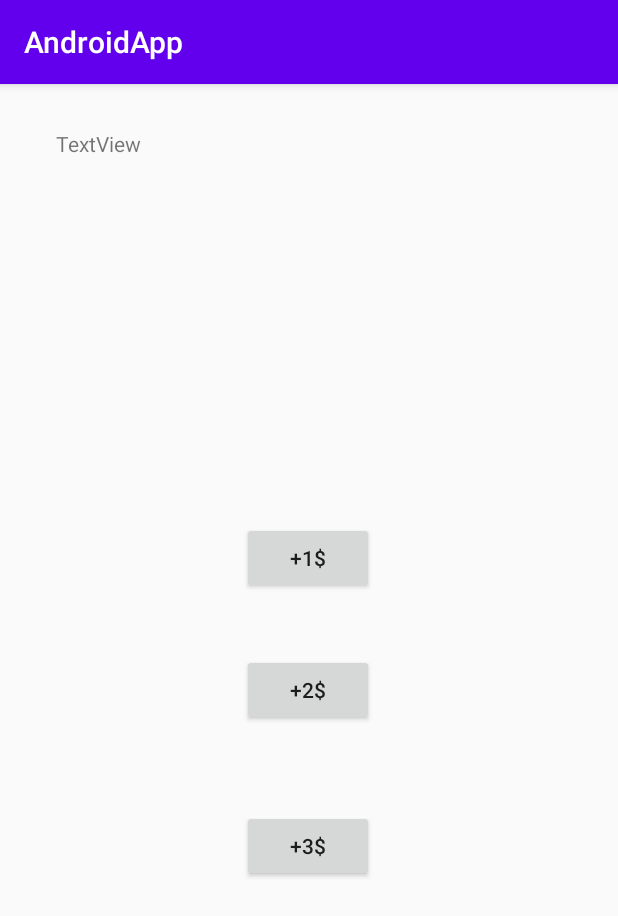
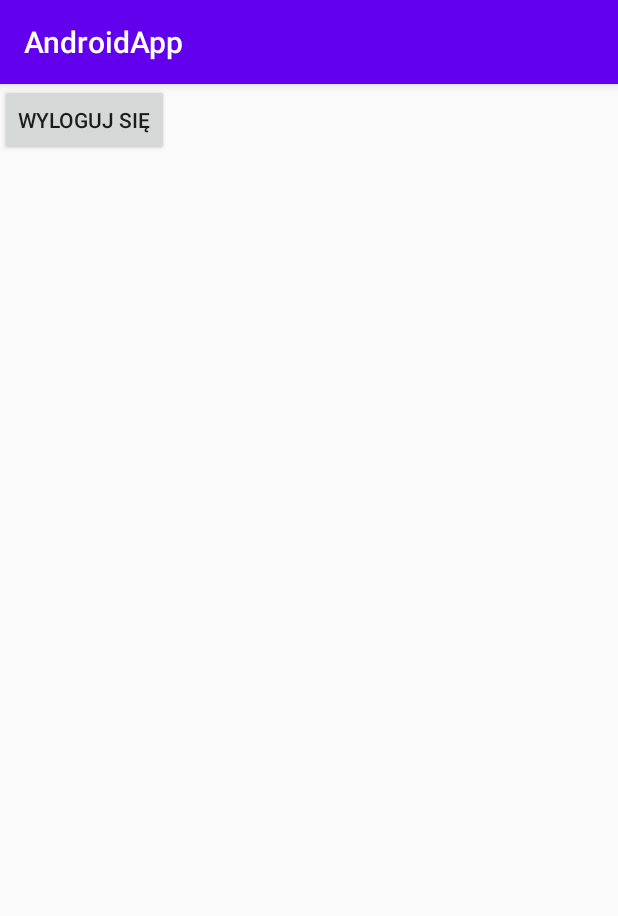
Before and after one commit to Michalas-Jomi/AndroidApp, an Android app: the UserProfile screen opened directly, with no data from a screen before it, on a phone screen of 412 x 824 dp. Shown: the top 916 px of the screen. Run offline under Robolectric (Android 15) with nearby library versions, the phone set to English and light mode, and no system bars; our stand-ins replace Firebase (no records; nobody signed in at launch, a user with empty details on screens opened directly); libraries missing offline, so code that uses them is left out: com.firebase.ui.

Commit message:
logout, AuthUI dependency

```diff
--- a/app/build.gradle
+++ b/app/build.gradle
@@ -43,6 +43,8 @@ dependencies {
     implementation 'com.google.firebase:firebase-auth'
     implementation platform('com.google.firebase:firebase-bom:27.1.0')
     implementation 'com.google.android.gms:play-services-auth:19.0.0'
+    implementation 'com.firebaseui:firebase-ui-auth:7.1.1'
+    implementation 'com.firebaseui:firebase-ui-database:7.1.1'
 
 
 }
--- a/app/src/main/java/me/jomi/androidapp/RegisterActivity.java
+++ b/app/src/main/java/me/jomi/androidapp/RegisterActivity.java
@@ -86,13 +86,13 @@ public class RegisterActivity extends AppCompatActivity implements View.OnClickL
                                 Toast.makeText(RegisterActivity.this, "Zarejestrowano pomyslnie, aby konto było aktywne potwierdz adres e-mail!", Toast.LENGTH_LONG).show();
                                 FirebaseUser firebaseUser =  FirebaseAuth.getInstance().getCurrentUser();
                                 firebaseUser.sendEmailVerification();
-
+                                startActivity(new Intent(RegisterActivity.this, MainActivity.class));
                             }
-                            else Toast.makeText(RegisterActivity.this, "Nie zarejestrowano, wystapil problem", Toast.LENGTH_LONG).show();
                         }
                     });
 
                 }
+                else Toast.makeText(RegisterActivity.this, "Wystąpił problem podczas rejesteracji", Toast.LENGTH_LONG).show();
             }
         });
 
--- a/app/src/main/java/me/jomi/androidapp/UserProfile.java
+++ b/app/src/main/java/me/jomi/androidapp/UserProfile.java
@@ -1,14 +1,48 @@
 package me.jomi.androidapp;
 
+import android.content.Intent;
 import android.os.Bundle;
+import android.view.View;
+import android.widget.Button;
+import android.widget.Toast;
+import androidx.annotation.NonNull;
 import androidx.appcompat.app.AppCompatActivity;
+import com.firebase.ui.auth.AuthUI;
+import com.google.android.gms.tasks.OnCompleteListener;
+import com.google.android.gms.tasks.Task;
+import com.google.firebase.auth.FirebaseAuth;
+import me.jomi.androidapp.api.Api;
 
-public class UserProfile extends AppCompatActivity {
+public class UserProfile extends AppCompatActivity implements View.OnClickListener {
 
+
+    private Button buttonLogout;
     @Override
     protected void onCreate(Bundle savedInstanceState) {
         super.onCreate(savedInstanceState);
-        setContentView(R.layout.ingame);
+        setContentView(R.layout.activity_user_profile);
+
+        buttonLogout = (Button) findViewById(R.id.buttonUserProfileLogout);
+        buttonLogout.setOnClickListener(this);
+
+
 
     }
+
+    @Override
+    public void onClick(View v) {
+        switch(v.getId()){
+            case R.id.buttonUserProfileLogout:
+                AuthUI.getInstance().signOut(this).addOnCompleteListener(new OnCompleteListener<Void>() {
+                    @Override
+                    public void onComplete(Task<Void> task) {
+                        if(task.isSuccessful()){
+                            startActivity(new Intent(UserProfile.this, MainActivity.class));
+                            Toast.makeText(UserProfile.this, "Pomyślnie zostałeś wylogowany", Toast.LENGTH_LONG).show();
+
+                        }
+                    }
+                });
+        }
+    }
 }
--- /dev/null
+++ b/app/src/main/res/layout/activity_user_profile.xml
@@ -0,0 +1,13 @@
+<?xml version="1.0" encoding="utf-8"?>
+<androidx.constraintlayout.widget.ConstraintLayout xmlns:android="http://schemas.android.com/apk/res/android"
+                                                   xmlns:app="http://schemas.android.com/apk/res-auto"
+                                                   xmlns:tools="http://schemas.android.com/tools"
+                                                   android:layout_width="match_parent"
+                                                   android:layout_height="match_parent">
+    <Button
+            android:text="Wyloguj się"
+            android:layout_width="wrap_content"
+            android:layout_height="wrap_content"
+            tools:layout_editor_absoluteY="16dp"
+            tools:layout_editor_absoluteX="283dp" android:id="@+id/buttonUserProfileLogout"/>
+</androidx.constraintlayout.widget.ConstraintLayout>
--- a/app/src/main/res/layout/ingame.xml
+++ /dev/null
@@ -1,39 +0,0 @@
-<?xml version="1.0" encoding="utf-8"?>
-<androidx.constraintlayout.widget.ConstraintLayout xmlns:android="http://schemas.android.com/apk/res/android"
-                                                   xmlns:app="http://schemas.android.com/apk/res-auto"
-                                                   xmlns:tools="http://schemas.android.com/tools"
-                                                   android:layout_width="match_parent"
-                                                   android:layout_height="match_parent">
-
-    <Button
-            android:text="+1$"
-            android:layout_width="wrap_content"
-            android:layout_height="wrap_content" android:id="@+id/plus"
-            app:layout_constraintStart_toStartOf="parent" android:layout_marginLeft="161dp"
-            android:layout_marginStart="161dp" android:layout_marginEnd="162dp" android:layout_marginRight="162dp"
-            app:layout_constraintEnd_toEndOf="parent" app:layout_constraintBottom_toBottomOf="parent"
-            android:layout_marginBottom="428dp" app:layout_constraintHorizontal_bias="0.0"/>
-    <Button
-            android:text="+2$"
-            android:layout_width="wrap_content"
-            android:layout_height="wrap_content" android:id="@+id/plustwo"
-            app:layout_constraintStart_toStartOf="parent" android:layout_marginLeft="161dp"
-            android:layout_marginStart="161dp" android:layout_marginEnd="162dp" android:layout_marginRight="162dp"
-            app:layout_constraintEnd_toEndOf="parent" app:layout_constraintBottom_toBottomOf="parent"
-            android:layout_marginBottom="340dp" app:layout_constraintHorizontal_bias="0.0"/>
-    <Button
-            android:text="+3$"
-            android:layout_width="wrap_content"
-            android:layout_height="wrap_content" android:id="@+id/plusthree"
-            app:layout_constraintStart_toStartOf="parent" android:layout_marginLeft="161dp"
-            android:layout_marginStart="161dp" android:layout_marginEnd="162dp" android:layout_marginRight="162dp"
-            app:layout_constraintEnd_toEndOf="parent" app:layout_constraintBottom_toBottomOf="parent"
-            android:layout_marginBottom="236dp" app:layout_constraintHorizontal_bias="0.0"/>
-    <TextView
-            android:text="TextView"
-            android:layout_width="wrap_content"
-            android:layout_height="wrap_content" android:id="@+id/textView"
-            app:layout_constraintTop_toTopOf="parent"
-            android:layout_marginTop="30dp" app:layout_constraintStart_toStartOf="parent"
-            android:layout_marginLeft="37dp" android:layout_marginStart="37dp"/>
-</androidx.constraintlayout.widget.ConstraintLayout>
```
